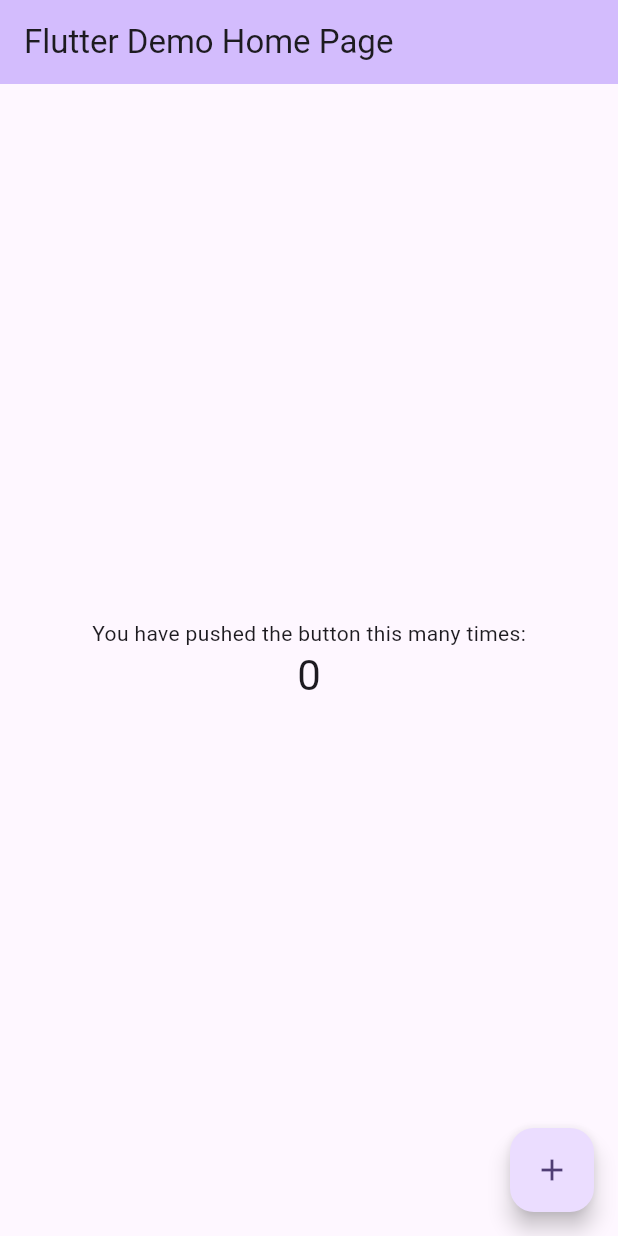
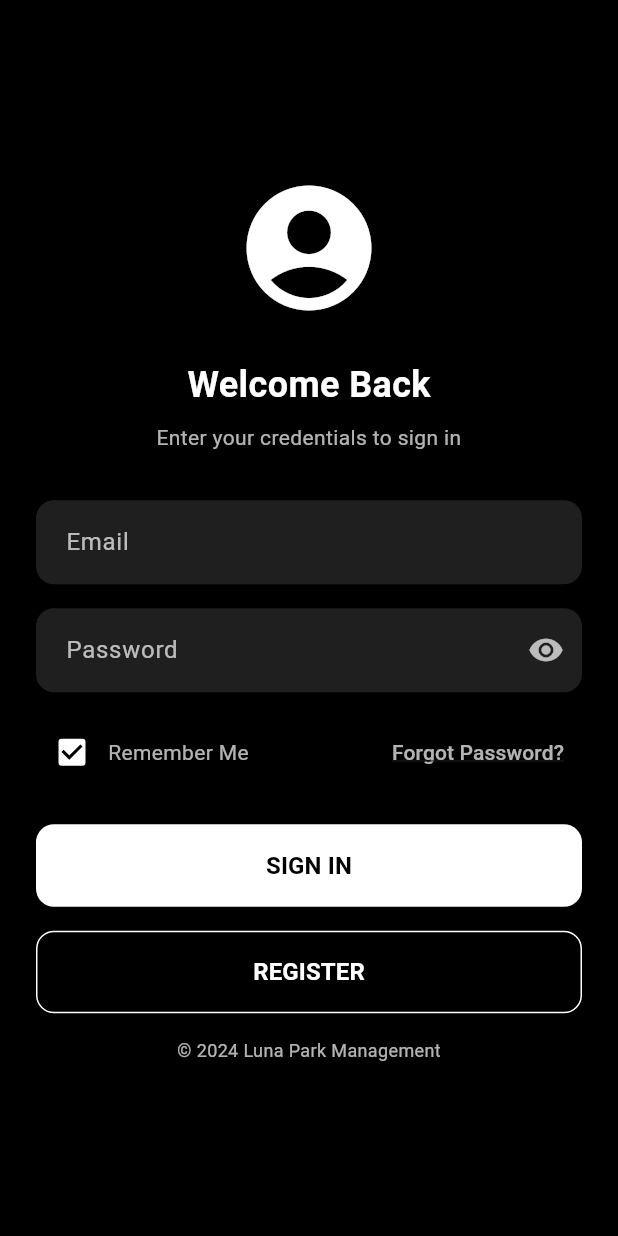
Before and after one commit to MosheT01/LunaParkVisitorSystem, a Flutter app: the screen it shows after launch, on a phone screen of 412 x 824 dp. Run offline on Flutter 3.47's test engine with Material 3 defaults, Android fonts, the phone set to English and light mode, and no system bars; our stand-ins replace firebase_auth, firebase_core; accounts and stored records are empty.

Commit message:
the app is connected to firebase and has a working login page

```diff
--- /dev/null
+++ b/luna_park_management/lib/login_page.dart
@@ -0,0 +1,416 @@
+import 'package:flutter/material.dart';
+import 'package:firebase_auth/firebase_auth.dart';
+
+class LoginPage extends StatefulWidget {
+  const LoginPage({Key? key}) : super(key: key);
+
+  @override
+  State<LoginPage> createState() => _LoginPageState();
+}
+
+class _LoginPageState extends State<LoginPage> {
+  final TextEditingController usernameController = TextEditingController();
+  final TextEditingController passwordController = TextEditingController();
+  final _formKey = GlobalKey<FormState>();
+  bool _obscureText = true;
+  bool rememberMe = true;
+
+  @override
+  void dispose() {
+    usernameController.dispose();
+    passwordController.dispose();
+    super.dispose();
+  }
+
+  Future<void> _handleLogin() async {
+    if (_formKey.currentState!.validate()) {
+      try {
+        await FirebaseAuth.instance.signInWithEmailAndPassword(
+          email: usernameController.text.trim(),
+          password: passwordController.text.trim(),
+        );
+        ScaffoldMessenger.of(context).showSnackBar(
+          const SnackBar(content: Text('Login successful!')),
+        );
+        // Navigate to the home page
+        Navigator.pushReplacementNamed(context, '/home');
+      } on FirebaseAuthException catch (e) {
+        ScaffoldMessenger.of(context).showSnackBar(
+          SnackBar(content: Text(e.message ?? 'Login failed')),
+        );
+      }
+    }
+  }
+
+  Future<void> _showRegisterDialog() async {
+    final TextEditingController registerEmailController =
+        TextEditingController();
+    final TextEditingController registerPasswordController =
+        TextEditingController();
+    final GlobalKey<FormState> registerFormKey = GlobalKey<FormState>();
+
+    await showDialog(
+      context: context,
+      builder: (context) {
+        return AlertDialog(
+          backgroundColor: Colors.black,
+          title: const Text(
+            'Register',
+            style: TextStyle(color: Colors.white),
+          ),
+          content: Form(
+            key: registerFormKey,
+            child: Column(
+              mainAxisSize: MainAxisSize.min,
+              children: [
+                TextFormField(
+                  controller: registerEmailController,
+                  style: const TextStyle(color: Colors.white),
+                  decoration: InputDecoration(
+                    labelText: 'Email',
+                    labelStyle: const TextStyle(color: Colors.white70),
+                    filled: true,
+                    fillColor: Colors.white12,
+                    border: OutlineInputBorder(
+                      borderRadius: BorderRadius.circular(12),
+                      borderSide: BorderSide.none,
+                    ),
+                  ),
+                  validator: (value) {
+                    if (value == null || value.isEmpty) {
+                      return 'Please enter an email';
+                    }
+                    if (!value.contains('@')) {
+                      return 'Enter a valid email';
+                    }
+                    return null;
+                  },
+                ),
+                const SizedBox(height: 16),
+                TextFormField(
+                  controller: registerPasswordController,
+                  obscureText: true,
+                  style: const TextStyle(color: Colors.white),
+                  decoration: InputDecoration(
+                    labelText: 'Password',
+                    labelStyle: const TextStyle(color: Colors.white70),
+                    filled: true,
+                    fillColor: Colors.white12,
+                    border: OutlineInputBorder(
+                      borderRadius: BorderRadius.circular(12),
+                      borderSide: BorderSide.none,
+                    ),
+                  ),
+                  validator: (value) {
+                    if (value == null || value.isEmpty) {
+                      return 'Please enter a password';
+                    }
+                    if (value.length < 6) {
+                      return 'Password must be at least 6 characters';
+                    }
+                    return null;
+                  },
+                ),
+              ],
+            ),
+          ),
+          actions: [
+            TextButton(
+              onPressed: () => Navigator.pop(context),
+              child: const Text(
+                'Cancel',
+                style: TextStyle(color: Colors.white70),
+              ),
+            ),
+            ElevatedButton(
+              onPressed: () async {
+                if (registerFormKey.currentState!.validate()) {
+                  try {
+                    await FirebaseAuth.instance.createUserWithEmailAndPassword(
+                      email: registerEmailController.text.trim(),
+                      password: registerPasswordController.text.trim(),
+                    );
+                    Navigator.pop(context);
+                    ScaffoldMessenger.of(context).showSnackBar(
+                      const SnackBar(content: Text('Registration successful!')),
+                    );
+                  } on FirebaseAuthException catch (e) {
+                    ScaffoldMessenger.of(context).showSnackBar(
+                      SnackBar(
+                          content: Text(e.message ?? 'Registration failed')),
+                    );
+                  }
+                }
+              },
+              child: const Text('Register'),
+            ),
+          ],
+        );
+      },
+    );
+  }
+
+  Future<void> _showForgotPasswordDialog() async {
+    final TextEditingController resetEmailController = TextEditingController();
+    final GlobalKey<FormState> resetFormKey = GlobalKey<FormState>();
+
+    await showDialog(
+      context: context,
+      builder: (context) {
+        return AlertDialog(
+          backgroundColor: Colors.black,
+          title: const Text(
+            'Forgot Password',
+            style: TextStyle(color: Colors.white),
+          ),
+          content: Form(
+            key: resetFormKey,
+            child: TextFormField(
+              controller: resetEmailController,
+              style: const TextStyle(color: Colors.white),
+              decoration: InputDecoration(
+                labelText: 'Email',
+                labelStyle: const TextStyle(color: Colors.white70),
+                filled: true,
+                fillColor: Colors.white12,
+                border: OutlineInputBorder(
+                  borderRadius: BorderRadius.circular(12),
+                  borderSide: BorderSide.none,
+                ),
+              ),
+              validator: (value) {
+                if (value == null || value.isEmpty) {
+                  return 'Please enter your email';
+                }
+                if (!value.contains('@')) {
+                  return 'Enter a valid email';
+                }
+                return null;
+              },
+            ),
+          ),
+          actions: [
+            TextButton(
+              onPressed: () => Navigator.pop(context),
+              child: const Text(
+                'Cancel',
+                style: TextStyle(color: Colors.white70),
+              ),
+            ),
+            ElevatedButton(
+              onPressed: () async {
+                if (resetFormKey.currentState!.validate()) {
+                  try {
+                    await FirebaseAuth.instance.sendPasswordResetEmail(
+                      email: resetEmailController.text.trim(),
+                    );
+                    Navigator.pop(context);
+                    ScaffoldMessenger.of(context).showSnackBar(
+                      const SnackBar(
+                          content: Text('Password reset email sent!')),
+                    );
+                  } on FirebaseAuthException catch (e) {
+                    ScaffoldMessenger.of(context).showSnackBar(
+                      SnackBar(
+                          content:
+                              Text(e.message ?? 'Failed to send reset email')),
+                    );
+                  }
+                }
+              },
+              child: const Text('Reset Password'),
+            ),
+          ],
+        );
+      },
+    );
+  }
+
+  @override
+  Widget build(BuildContext context) {
+    return Scaffold(
+      backgroundColor: Colors.black,
+      body: Center(
+        child: SingleChildScrollView(
+          padding: const EdgeInsets.all(24.0),
+          child: Form(
+            key: _formKey,
+            child: Column(
+              mainAxisSize: MainAxisSize.min,
+              children: [
+                const Icon(
+                  Icons.account_circle,
+                  size: 100,
+                  color: Colors.white,
+                ),
+                const SizedBox(height: 24),
+                const Text(
+                  'Welcome Back',
+                  style: TextStyle(
+                    color: Colors.white,
+                    fontSize: 24,
+                    fontWeight: FontWeight.bold,
+                  ),
+                ),
+                const SizedBox(height: 8),
+                const Text(
+                  'Enter your credentials to sign in',
+                  style: TextStyle(
+                    color: Colors.white70,
+                    fontSize: 14,
+                  ),
+                  textAlign: TextAlign.center,
+                ),
+                const SizedBox(height: 32),
+                TextFormField(
+                  controller: usernameController,
+                  style: const TextStyle(color: Colors.white),
+                  decoration: InputDecoration(
+                    filled: true,
+                    fillColor: Colors.white12,
+                    labelText: 'Email',
+                    labelStyle: const TextStyle(color: Colors.white70),
+                    border: OutlineInputBorder(
+                      borderRadius: BorderRadius.circular(12),
+                      borderSide: BorderSide.none,
+                    ),
+                    contentPadding: const EdgeInsets.symmetric(
+                      vertical: 16.0,
+                      horizontal: 16.0,
+                    ),
+                  ),
+                  validator: (value) {
+                    if (value == null || value.isEmpty) {
+                      return 'Please enter your email';
+                    }
+                    return null;
+                  },
+                ),
+                const SizedBox(height: 16),
+                TextFormField(
+                  controller: passwordController,
+                  obscureText: _obscureText,
+                  style: const TextStyle(color: Colors.white),
+                  decoration: InputDecoration(
+                    filled: true,
+                    fillColor: Colors.white12,
+                    labelText: 'Password',
+                    labelStyle: const TextStyle(color: Colors.white70),
+                    border: OutlineInputBorder(
+                      borderRadius: BorderRadius.circular(12),
+                      borderSide: BorderSide.none,
+                    ),
+                    contentPadding: const EdgeInsets.symmetric(
+                      vertical: 16.0,
+                      horizontal: 16.0,
+                    ),
+                    suffixIcon: IconButton(
+                      icon: Icon(
+                        _obscureText ? Icons.visibility : Icons.visibility_off,
+                        color: Colors.white70,
+                      ),
+                      onPressed: () {
+                        setState(() {
+                          _obscureText = !_obscureText;
+                        });
+                      },
+                    ),
+                  ),
+                  validator: (value) {
+                    if (value == null || value.isEmpty) {
+                      return 'Please enter your password';
+                    }
+                    return null;
+                  },
+                ),
+                const SizedBox(height: 16),
+                Row(
+                  mainAxisAlignment: MainAxisAlignment.spaceBetween,
+                  children: [
+                    Row(
+                      children: [
+                        Checkbox(
+                          value: rememberMe,
+                          onChanged: (value) {
+                            setState(() {
+                              rememberMe = value!;
+                            });
+                          },
+                          activeColor: Colors.white,
+                          checkColor: Colors.black,
+                        ),
+                        const Text(
+                          'Remember Me',
+                          style: TextStyle(color: Colors.white70),
+                        ),
+                      ],
+                    ),
+                    TextButton(
+                      onPressed: _showForgotPasswordDialog,
+                      child: const Text(
+                        'Forgot Password?',
+                        style: TextStyle(
+                          color: Colors.white70,
+                          decoration: TextDecoration.underline,
+                        ),
+                      ),
+                    ),
+                  ],
+                ),
+                const SizedBox(height: 24),
+                SizedBox(
+                  width: double.infinity,
+                  child: ElevatedButton(
+                    style: ElevatedButton.styleFrom(
+                      backgroundColor: Colors.white,
+                      padding: const EdgeInsets.symmetric(vertical: 16),
+                      shape: RoundedRectangleBorder(
+                        borderRadius: BorderRadius.circular(12),
+                      ),
+                    ),
+                    onPressed: _handleLogin,
+                    child: const Text(
+                      'SIGN IN',
+                      style: TextStyle(
+                        color: Colors.black,
+                        fontSize: 16,
+                        fontWeight: FontWeight.bold,
+                      ),
+                    ),
+                  ),
+                ),
+                const SizedBox(height: 16),
+                SizedBox(
+                  width: double.infinity,
+                  child: OutlinedButton(
+                    style: OutlinedButton.styleFrom(
+                      side: const BorderSide(color: Colors.white),
+                      padding: const EdgeInsets.symmetric(vertical: 16),
+                      shape: RoundedRectangleBorder(
+                        borderRadius: BorderRadius.circular(12),
+                      ),
+                    ),
+                    onPressed: _showRegisterDialog,
+                    child: const Text(
+                      'REGISTER',
+                      style: TextStyle(
+                        color: Colors.white,
+                        fontSize: 16,
+                        fontWeight: FontWeight.bold,
+                      ),
+                    ),
+                  ),
+                ),
+                const SizedBox(height: 16),
+                const Text(
+                  '© 2024 Luna Park Management',
+                  style: TextStyle(color: Colors.white70, fontSize: 12),
+                ),
+              ],
+            ),
+          ),
+        ),
+      ),
+    );
+  }
+}
--- a/luna_park_management/lib/main.dart
+++ b/luna_park_management/lib/main.dart
@@ -1,125 +1,29 @@
 import 'package:flutter/material.dart';
+import 'package:firebase_core/firebase_core.dart';
+import 'package:luna_park_management/home_page.dart';
+import 'package:luna_park_management/login_page.dart';
 
-void main() {
+void main() async {
+  WidgetsFlutterBinding.ensureInitialized();
+  await Firebase.initializeApp();
   runApp(const MyApp());
 }
 
 class MyApp extends StatelessWidget {
-  const MyApp({super.key});
+  const MyApp({Key? key}) : super(key: key);
 
-  // This widget is the root of your application.
   @override
   Widget build(BuildContext context) {
     return MaterialApp(
-      title: 'Flutter Demo',
+      title: 'Luna Park Manager',
       theme: ThemeData(
-        // This is the theme of your application.
-        //
-        // TRY THIS: Try running your application with "flutter run". You'll see
-        // the application has a purple toolbar. Then, without quitting the app,
-        // try changing the seedColor in the colorScheme below to Colors.green
-        // and then invoke "hot reload" (save your changes or press the "hot
-        // reload" button in a Flutter-supported IDE, or press "r" if you used
-        // the command line to start the app).
-        //
-        // Notice that the counter didn't reset back to zero; the application
-        // state is not lost during the reload. To reset the state, use hot
-        // restart instead.
-        //
-        // This works for code too, not just values: Most code changes can be
-        // tested with just a hot reload.
-        colorScheme: ColorScheme.fromSeed(seedColor: Colors.deepPurple),
-        useMaterial3: true,
+        primarySwatch: Colors.blue,
       ),
-      home: const MyHomePage(title: 'Flutter Demo Home Page'),
+      initialRoute: '/login',
+      routes: {
+        '/login': (context) => const LoginPage(),
+        '/home': (context) => const HomePage(),
+      },
     );
   }
 }
-
-class MyHomePage extends StatefulWidget {
-  const MyHomePage({super.key, required this.title});
-
-  // This widget is the home page of your application. It is stateful, meaning
-  // that it has a State object (defined below) that contains fields that affect
-  // how it looks.
-
-  // This class is the configuration for the state. It holds the values (in this
-  // case the title) provided by the parent (in this case the App widget) and
-  // used by the build method of the State. Fields in a Widget subclass are
-  // always marked "final".
-
-  final String title;
-
-  @override
-  State<MyHomePage> createState() => _MyHomePageState();
-}
-
-class _MyHomePageState extends State<MyHomePage> {
-  int _counter = 0;
-
-  void _incrementCounter() {
-    setState(() {
-      // This call to setState tells the Flutter framework that something has
-      // changed in this State, which causes it to rerun the build method below
-      // so that the display can reflect the updated values. If we changed
-      // _counter without calling setState(), then the build method would not be
-      // called again, and so nothing would appear to happen.
-      _counter++;
-    });
-  }
-
-  @override
-  Widget build(BuildContext context) {
-    // This method is rerun every time setState is called, for instance as done
-    // by the _incrementCounter method above.
-    //
-    // The Flutter framework has been optimized to make rerunning build methods
-    // fast, so that you can just rebuild anything that needs updating rather
-    // than having to individually change instances of widgets.
-    return Scaffold(
-      appBar: AppBar(
-        // TRY THIS: Try changing the color here to a specific color (to
-        // Colors.amber, perhaps?) and trigger a hot reload to see the AppBar
-        // change color while the other colors stay the same.
-        backgroundColor: Theme.of(context).colorScheme.inversePrimary,
-        // Here we take the value from the MyHomePage object that was created by
-        // the App.build method, and use it to set our appbar title.
-        title: Text(widget.title),
-      ),
-      body: Center(
-        // Center is a layout widget. It takes a single child and positions it
-        // in the middle of the parent.
-        child: Column(
-          // Column is also a layout widget. It takes a list of children and
-          // arranges them vertically. By default, it sizes itself to fit its
-          // children horizontally, and tries to be as tall as its parent.
-          //
-          // Column has various properties to control how it sizes itself and
-          // how it positions its children. Here we use mainAxisAlignment to
-          // center the children vertically; the main axis here is the vertical
-          // axis because Columns are vertical (the cross axis would be
-          // horizontal).
-          //
-          // TRY THIS: Invoke "debug painting" (choose the "Toggle Debug Paint"
-          // action in the IDE, or press "p" in the console), to see the
-          // wireframe for each widget.
-          mainAxisAlignment: MainAxisAlignment.center,
-          children: <Widget>[
-            const Text(
-              'You have pushed the button this many times:',
-            ),
-            Text(
-              '$_counter',
-              style: Theme.of(context).textTheme.headlineMedium,
-            ),
-          ],
-        ),
-      ),
-      floatingActionButton: FloatingActionButton(
-        onPressed: _incrementCounter,
-        tooltip: 'Increment',
-        child: const Icon(Icons.add),
-      ), // This trailing comma makes auto-formatting nicer for build methods.
-    );
-  }
-}
--- a/luna_park_management/pubspec.yaml
+++ b/luna_park_management/pubspec.yaml
@@ -36,6 +36,7 @@ dependencies:
   # Use with the CupertinoIcons class for iOS style icons.
   cupertino_icons: ^1.0.8
   firebase_core: ^3.8.0
+  firebase_auth: ^5.3.3
 
 dev_dependencies:
   flutter_test:
```
Also changed, not shown: luna_park_management/lib/home_page.dart (added, +30 -0 lines), luna_park_management/pubspec.lock, 6 other files.
